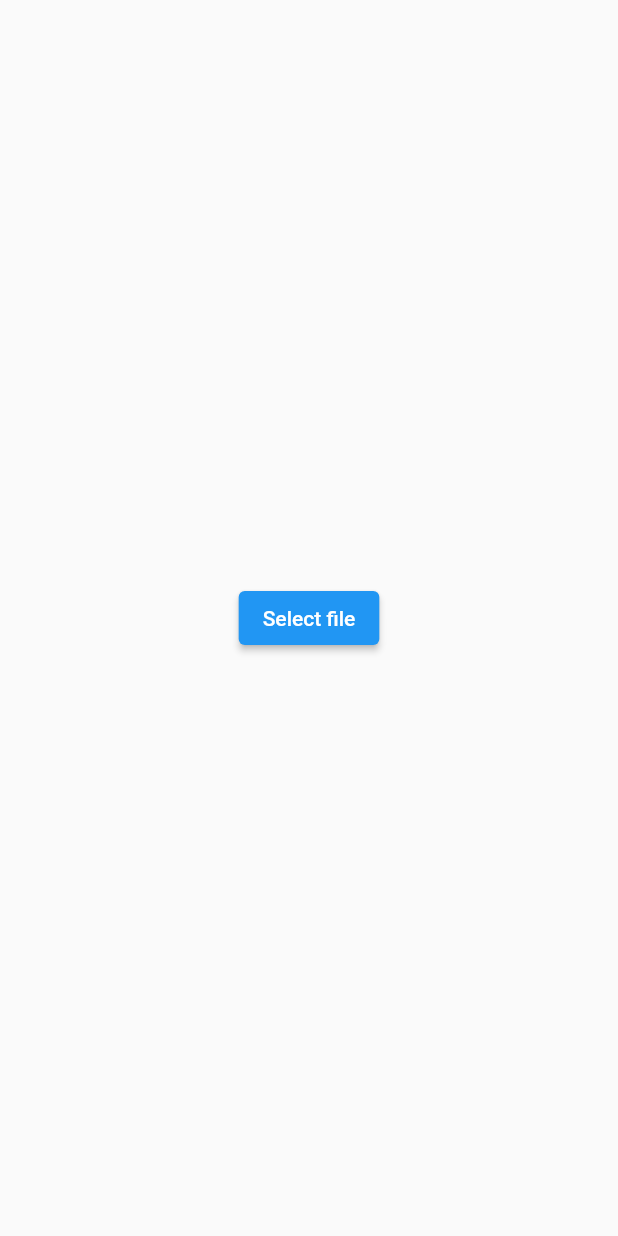
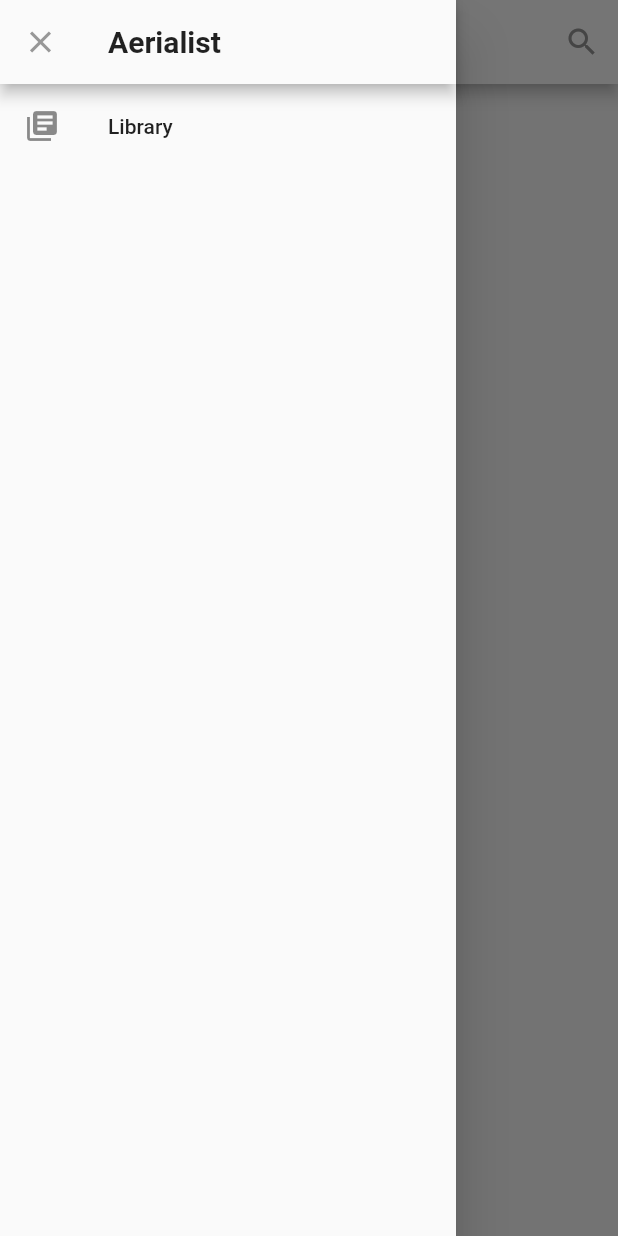
Before and after one commit to Binaretech/Aerialist, a Flutter app: the screen it shows after launch, with the side drawer open (before the commit the screen has no drawer), on a phone screen of 412 x 824 dp. Run offline on Flutter 3.47's test engine with Material 2 defaults, Android fonts, the phone set to English and light mode, and no system bars; our stand-ins replace bloc, equatable, flutter_bloc, flutter_html, permission_handler, shared_preferences; missing offline and left inert: epubx; generated files the repository leaves out were written again.

Commit message:
Added: appbar and drawer

```diff
--- a/lib/assets/l10n/app_en.arb
+++ b/lib/assets/l10n/app_en.arb
@@ -1,4 +1,8 @@
 {
+  "drawerLibrary": "Library",
+  "@drawerLibrary": {
+    "description": "Library option"
+  },
   "internalSharedStorage": "Internal shared storage",
   "@internalSharedStorage": {
     "description": "internal storage"
--- a/lib/assets/l10n/app_es.arb
+++ b/lib/assets/l10n/app_es.arb
@@ -1,5 +1,6 @@
 {
+  "drawerLibrary": "Biblioteca",
   "internalSharedStorage": "Almacenamiento interno",
 	"selectFiles": "Seleccionar archivos",
- "selectedFiles" : "{count, plural, zero{} one{1 seleccionado} other{{count} seleccionados}}"
+  "selectedFiles" : "{count, plural, zero{} one{1 seleccionado} other{{count} seleccionados}}"
 }
--- a/lib/config/themes/app_themes.dart
+++ b/lib/config/themes/app_themes.dart
@@ -4,6 +4,17 @@ enum AppTheme { Light, Dark }
 
 final appThemes = {
   AppTheme.Light: ThemeData(
+    primaryColor: Colors.white,
+    accentColor: Color(0xFF2F80ED),
+    iconTheme: IconThemeData(
+      color: Color(0xFF979797),
+    ),
+    primaryTextTheme: TextTheme(
+      headline6: TextStyle(
+        fontSize: 20.0,
+        fontWeight: FontWeight.w600,
+      ),
+    ),
     primarySwatch: Colors.blue,
     visualDensity: VisualDensity.adaptivePlatformDensity,
   ),
--- a/lib/main.dart
+++ b/lib/main.dart
@@ -1,5 +1,7 @@
 import 'package:Aerialist/config/themes/bloc/theme_bloc.dart';
 import 'package:Aerialist/modules/reader/screens/reader_view.dart';
+import 'package:Aerialist/widget/app_bar/my_app_bar.dart';
+import 'package:Aerialist/widget/drawer/my_drawer.dart';
 import 'package:Aerialist/widget/file_explorer/file_explorer.dart';
 import 'package:flutter/material.dart';
 import 'package:flutter_bloc/flutter_bloc.dart';
@@ -26,6 +28,8 @@ class Aerialist extends StatelessWidget {
       title: 'Aerialist',
       theme: state.theme,
       home: Scaffold(
+        appBar: MyAppBar(),
+        drawer: MyDrawer(),
         body: Test(),
       ),
     );
@@ -43,19 +47,20 @@ class Aerialist extends StatelessWidget {
 }
 
 class Test extends StatelessWidget {
+  void onPressed(BuildContext context) {
+    Navigator.of(context).push(MaterialPageRoute(
+        builder: (context) => FileExplorer(onAccept: (paths) {
+              Navigator.of(context).push(MaterialPageRoute(
+                  builder: (context) => ReaderView(bookPath: paths.first)));
+            }),
+        fullscreenDialog: true));
+  }
+
   @override
   Widget build(BuildContext context) {
     return Center(
       child: ElevatedButton(
-        onPressed: () {
-          Navigator.of(context).push(MaterialPageRoute(
-              builder: (context) => FileExplorer(onAccept: (paths) {
-                    Navigator.of(context).push(MaterialPageRoute(
-                        builder: (context) =>
-                            ReaderView(bookPath: paths.first)));
-                  }),
-              fullscreenDialog: true));
-        },
+        onPressed: () => onPressed(context),
         child: Text("Select file"),
       ),
     );
--- /dev/null
+++ b/lib/widget/app_bar/my_app_bar.dart
@@ -0,0 +1,22 @@
+import 'package:flutter/material.dart';
+
+class MyAppBar extends StatelessWidget implements PreferredSizeWidget {
+  final AppBar appBar = AppBar();
+
+  @override
+  Widget build(BuildContext context) {
+    return AppBar(
+      title: Text('Aerialist'),
+      iconTheme: Theme.of(context).iconTheme,
+      actions: <Widget>[
+        IconButton(
+          icon: const Icon(Icons.search),
+          onPressed: () {},
+        )
+      ],
+    );
+  }
+
+  @override
+  Size get preferredSize => new Size.fromHeight(appBar.preferredSize.height);
+}
--- /dev/null
+++ b/lib/widget/drawer/my_drawer.dart
@@ -0,0 +1,46 @@
+import 'package:flutter/material.dart';
+import 'package:flutter_gen/gen_l10n/app_localizations.dart' as localization;
+
+class MyDrawer extends StatelessWidget {
+  @override
+  Widget build(BuildContext context) {
+    final locale = localization.AppLocalizations.of(context)!;
+
+    Material _myDrawerHeader = Material(
+      elevation: 4.0,
+      child: Container(
+        height: 56.0,
+        child: Row(
+          children: <Widget>[
+            Container(
+                margin: EdgeInsets.only(left: 3.0),
+                child: IconButton(
+                  icon: Icon(Icons.close),
+                  onPressed: () {},
+                )),
+            Container(
+                margin: EdgeInsets.only(left: 21.0),
+                child: Text(
+                  'Aerialist',
+                  style: Theme.of(context).primaryTextTheme.headline6,
+                )),
+          ],
+        ),
+      ),
+    );
+
+    return Drawer(
+        child: SafeArea(
+      child: ListView(
+        padding: EdgeInsets.zero,
+        children: <Widget>[
+          _myDrawerHeader,
+          ListTile(
+            leading: Icon(Icons.library_books),
+            title: Text("${locale.drawerLibrary}"),
+          ),
+        ],
+      ),
+    ));
+  }
+}
```
